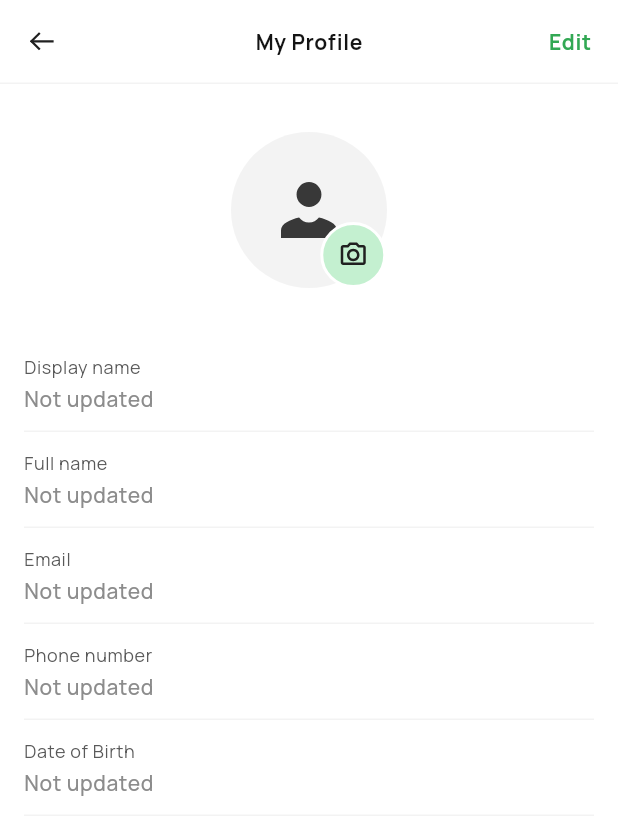
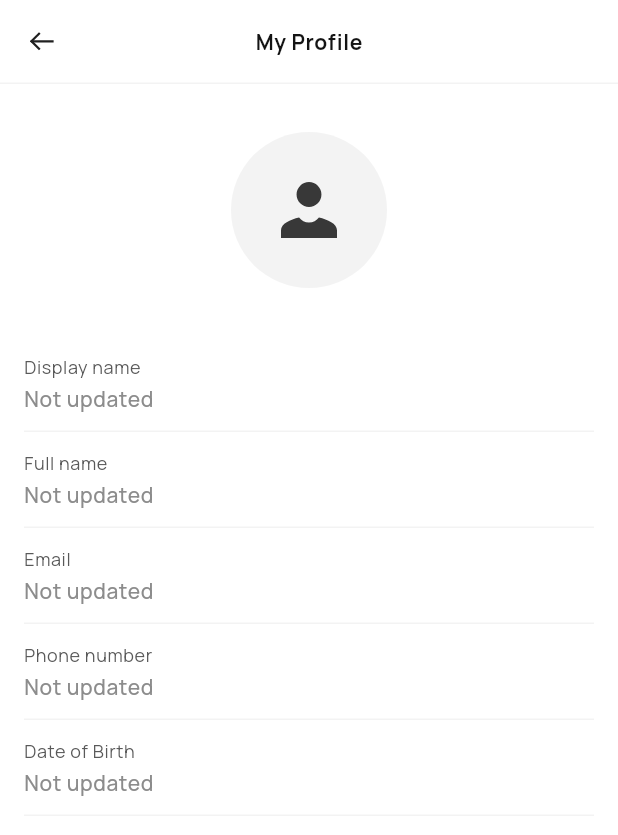
Before and after one commit to hellomentorplus/hatspace, a Flutter app: the MyProfileBody screen opened directly, on a phone screen of 412 x 824 dp. Shown: the top 835 px of the screen. Run offline on Flutter 3.47's test engine with Material 2 defaults, Android fonts, the phone set to English and light mode, and no system bars; our stand-ins replace cached_network_image, clock, cloud_firestore, device_info_plus, equatable, firebase_auth and 13 more; missing offline and left inert: flutter_facebook_auth, photo_manager, shake; accounts and stored records are empty; generated files the repository leaves out were written again; network calls fail.

Commit message:
HS-393 remove Edit and camera button in profile

```diff
--- a/lib/features/profile/my_profile/view/my_profile_screen.dart
+++ b/lib/features/profile/my_profile/view/my_profile_screen.dart
@@ -30,18 +30,18 @@ class MyProfileBody extends StatelessWidget {
       return Scaffold(
         appBar: HsAppBar(
           title: HatSpaceStrings.current.myProfile,
-          actions: [
-            TextOnlyButton(
-                label: HatSpaceStrings.current.edit,
-                onPressed: () {
-                  /// TODO : Handle edit button press
-                },
-                style: TextButton.styleFrom(
-                    padding: EdgeInsets.zero,
-                    textStyle: Theme.of(context).textTheme.bodyMedium?.copyWith(
-                        fontWeight: FontStyleGuide.fwBold,
-                        color: HSColor.primary))),
-          ],
+          // actions: [
+          //   TextOnlyButton(
+          //       label: HatSpaceStrings.current.edit,
+          //       onPressed: () {
+          //         /// TODO : Handle edit button press
+          //       },
+          //       style: TextButton.styleFrom(
+          //           padding: EdgeInsets.zero,
+          //           textStyle: Theme.of(context).textTheme.bodyMedium?.copyWith(
+          //               fontWeight: FontStyleGuide.fwBold,
+          //               color: HSColor.primary))),
+          // ],
         ),
         body: SingleChildScrollView(
           child: Padding(
@@ -79,10 +79,10 @@ class MyProfileBody extends StatelessWidget {
                                   );
                           },
                         )),
-                    Positioned(
-                        bottom: 0,
-                        right: 0,
-                        child: SvgPicture.asset(Assets.images.cameraCircle))
+                    // Positioned(
+                    //     bottom: 0,
+                    //     right: 0,
+                    //     child: SvgPicture.asset(Assets.images.cameraCircle))
                   ],
                 ),
                 const SizedBox(height: HsDimens.spacing32),
```
Also changed, not shown: 1 other file.
